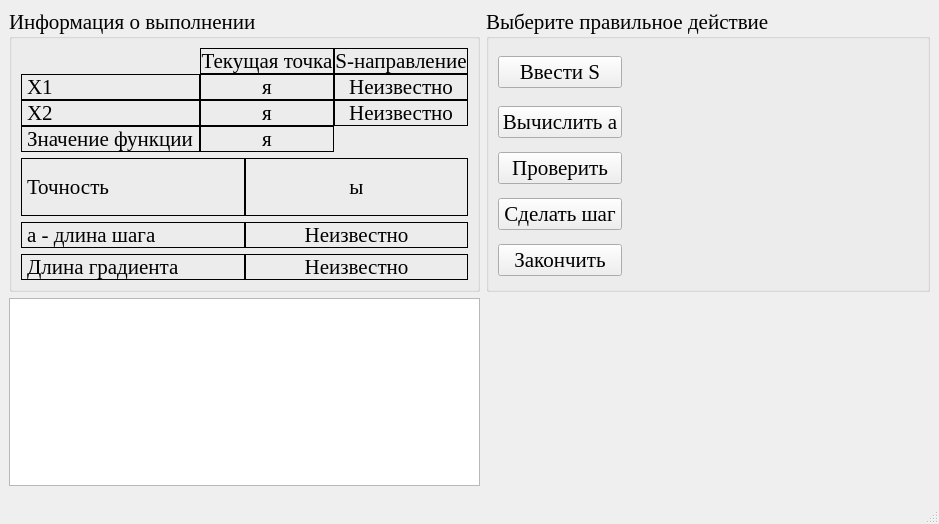
Old version of the form optimizationmethods/ui/FasterDescent.ui in the repository Eliminationzx/optimizationmethods.
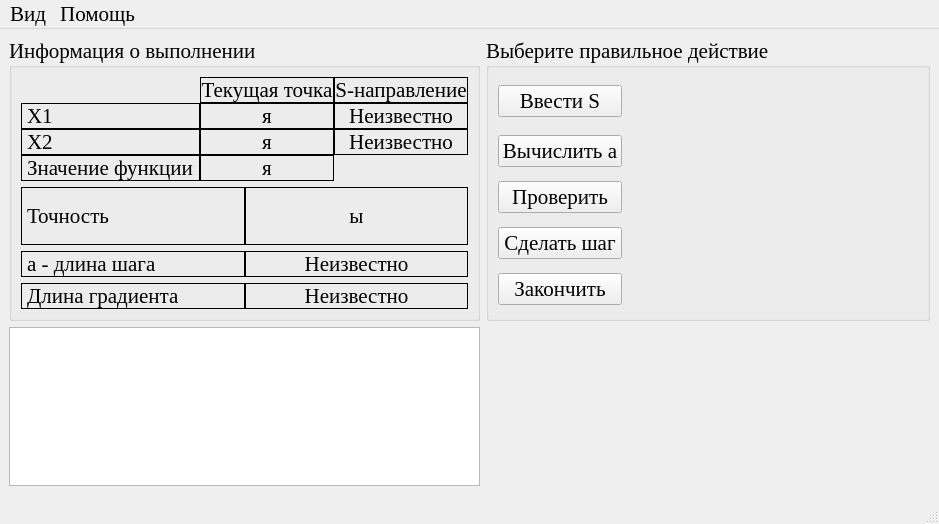
New version of the form. Icons and pictures are not drawn.

```diff
--- a/optimizationmethods/ui/FasterDescent.ui
+++ b/optimizationmethods/ui/FasterDescent.ui
@@ -815,9 +815,23 @@
      <x>0</x>
      <y>0</y>
      <width>908</width>
-     <height>23</height>
+     <height>21</height>
     </rect>
    </property>
+   <widget class="QMenu" name="menu">
+    <property name="title">
+     <string>Помощь</string>
+    </property>
+    <addaction name="helpo_action"/>
+   </widget>
+   <widget class="QMenu" name="menu_2">
+    <property name="title">
+     <string>Вид</string>
+    </property>
+    <addaction name="difiniFonto_act"/>
+   </widget>
+   <addaction name="menu_2"/>
+   <addaction name="menu"/>
   </widget>
   <widget class="QStatusBar" name="statusbar"/>
  </widget>
```
Left out of the diff: 10 changed lines with no effect on the pictures.
